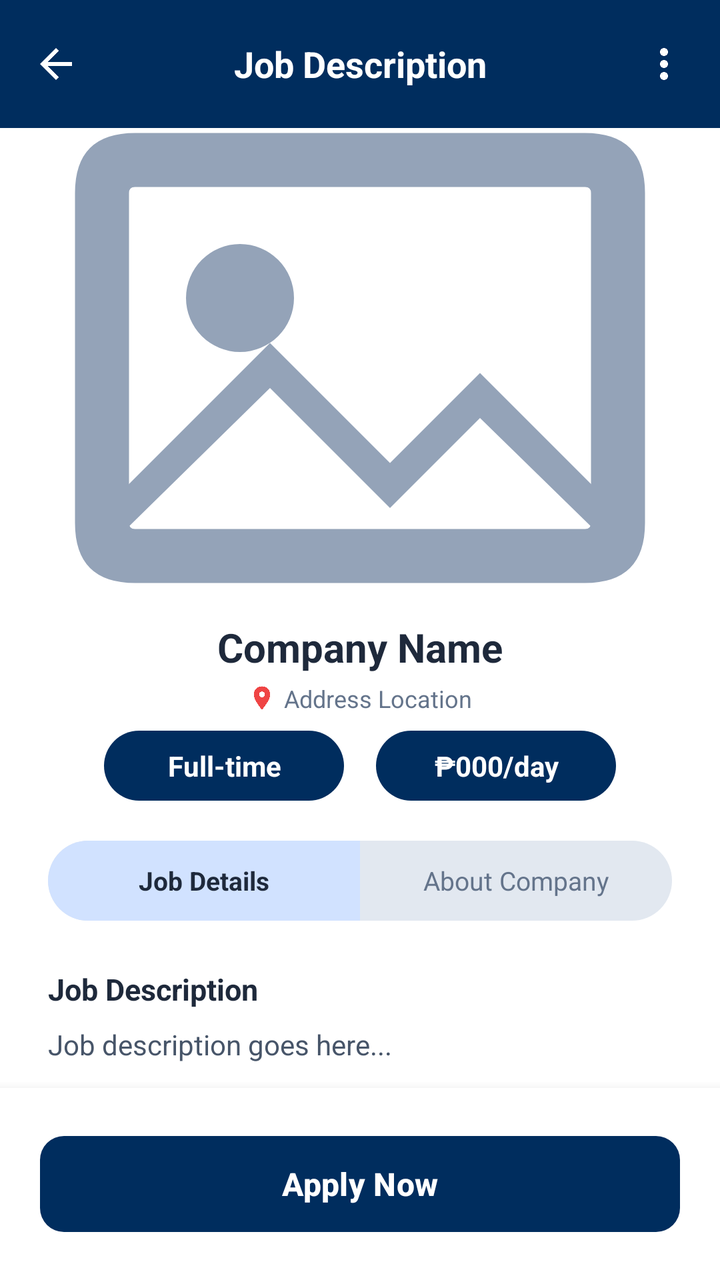
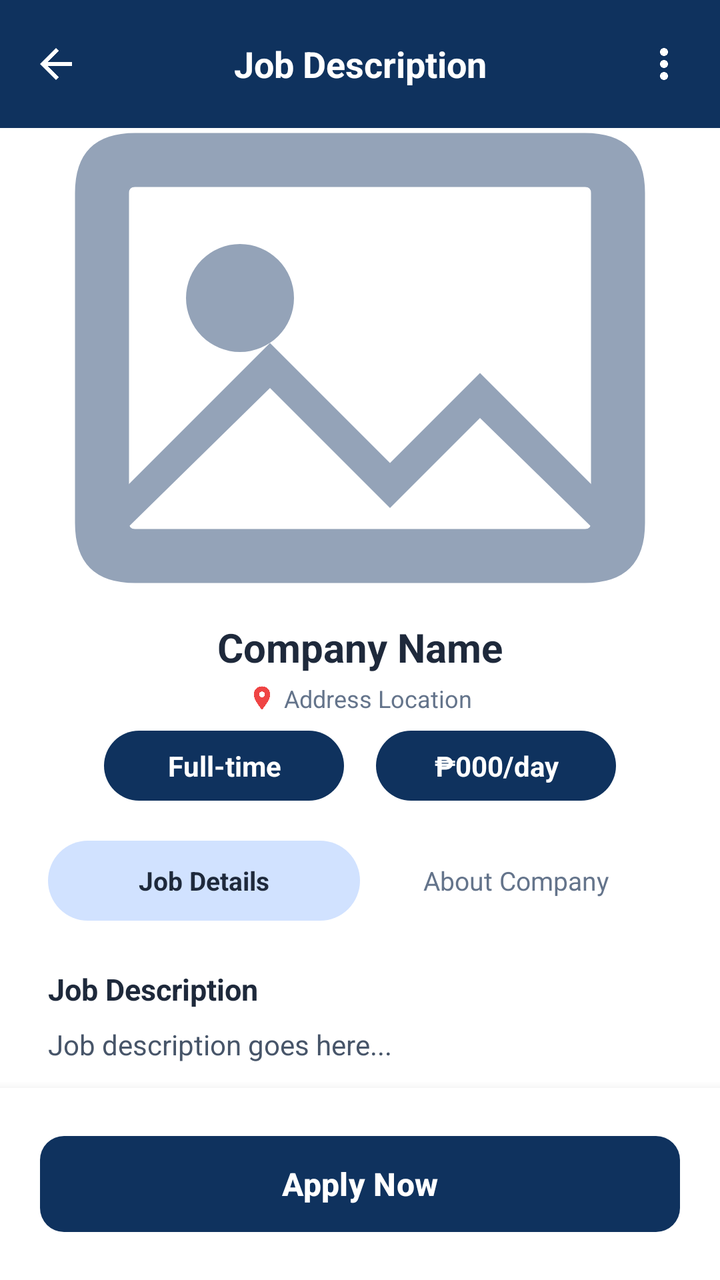

Screens rendered from an Android XML layout before and after an edit, with the pre-edit source and the edit as a unified diff.
<!-- AndroidManifest.xml: application theme Theme.Newtacks -->
<!-- res/layout/activity_hiring_details.xml -->
<?xml version="1.0" encoding="utf-8"?>
<RelativeLayout
    xmlns:android="http://schemas.android.com/apk/res/android"
    xmlns:app="http://schemas.android.com/apk/res-auto"
    xmlns:tools="http://schemas.android.com/tools"
    android:layout_width="match_parent"
    android:layout_height="match_parent"
    android:background="#FFFFFF">

    
    <View
        android:id="@+id/statusBarSpacer"
        android:layout_width="match_parent"
        android:layout_height="0dp"
        android:background="#002D5E" />

    
    <androidx.appcompat.widget.Toolbar
        android:id="@+id/toolbar"
        android:layout_width="match_parent"
        android:layout_height="?attr/actionBarSize"
        android:layout_below="@id/statusBarSpacer"
        android:background="#002D5E"
        android:elevation="4dp"
        app:navigationIcon="@drawable/ic_back"
        app:titleTextColor="#FFFFFF">

        <TextView
            android:id="@+id/tvToolbarTitle"
            android:layout_width="wrap_content"
            android:layout_height="wrap_content"
            android:layout_gravity="center"
            android:text="Job Description"
            android:textColor="#FFFFFF"
            android:textSize="18sp"
            android:textStyle="bold" />

        <ImageView
            android:layout_width="24dp"
            android:layout_height="24dp"
            android:layout_gravity="end"
            android:layout_marginEnd="16dp"
            android:src="@drawable/ic_more_vert"
            app:tint="#FFFFFF" />

    </androidx.appcompat.widget.Toolbar>

    
    <androidx.core.widget.NestedScrollView
        android:layout_width="match_parent"
        android:layout_height="match_parent"
        android:layout_below="@id/toolbar"
        android:layout_above="@+id/layoutFooter"
        android:fillViewport="true">

        <LinearLayout
            android:layout_width="match_parent"
            android:layout_height="wrap_content"
            android:orientation="vertical">

            
            <FrameLayout
                android:layout_width="match_parent"
                android:layout_height="230dp">

                
                <ImageView
                    android:id="@+id/ivMainJobImage"
                    android:layout_width="match_parent"
                    android:layout_height="match_parent"
                    android:scaleType="centerCrop"
                    android:src="@drawable/bg_image_placeholder" />

                
                <LinearLayout
                    android:id="@+id/layoutCarouselControls"
                    android:layout_width="match_parent"
                    android:layout_height="wrap_content"
                    android:layout_gravity="center_vertical"
                    android:orientation="horizontal"
                    android:paddingHorizontal="16dp">
                    <ImageView
                        android:id="@+id/btnPrevImage"
                        android:layout_width="24dp"
                        android:layout_height="24dp"
                        android:src="@drawable/ic_back"
                        app:tint="#FFFFFF"
                        android:alpha="0.8" />
                    <View android:layout_width="0dp" android:layout_height="0dp" android:layout_weight="1" />
                    <ImageView
                        android:id="@+id/btnNextImage"
                        android:layout_width="24dp"
                        android:layout_height="24dp"
                        android:rotation="180"
                        android:src="@drawable/ic_back"
                        app:tint="#FFFFFF"
                        android:alpha="0.8" />
                </LinearLayout>

                
                <com.google.android.material.imageview.ShapeableImageView
                    android:id="@+id/ivCompanyProfileCircle"
                    android:layout_width="120dp"
                    android:layout_height="120dp"
                    android:layout_gravity="center"
                    android:scaleType="centerCrop"
                    android:src="@drawable/ic_user_placeholder"
                    android:visibility="gone"
                    app:shapeAppearanceOverlay="@style/CircleImage"
                    app:strokeColor="#FFFFFF"
                    app:strokeWidth="4dp" />
            </FrameLayout>

            
            <LinearLayout
                android:layout_width="match_parent"
                android:layout_height="wrap_content"
                android:orientation="vertical"
                android:gravity="center"
                android:paddingTop="16dp"
                android:paddingBottom="8dp">

                <TextView
                    android:id="@+id/tvCompanyName"
                    android:layout_width="wrap_content"
                    android:layout_height="wrap_content"
                    android:text="Company Name"
                    android:textColor="#1E293B"
                    android:textSize="20sp"
                    android:textStyle="bold" />

                <LinearLayout
                    android:layout_width="wrap_content"
                    android:layout_height="wrap_content"
                    android:orientation="horizontal"
                    android:gravity="center"
                    android:layout_marginTop="4dp">
                    <ImageView
                        android:layout_width="14dp"
                        android:layout_height="14dp"
                        android:src="@drawable/ic_location"
                        app:tint="#EF4444"
                        android:layout_marginEnd="4dp" />
                    <TextView
                        android:id="@+id/tvLocation"
                        android:layout_width="wrap_content"
                        android:layout_height="wrap_content"
                        android:text="Address Location"
                        android:textColor="#64748B"
                        android:textSize="12sp" />
                </LinearLayout>
            </LinearLayout>

            
            <LinearLayout
                android:layout_width="match_parent"
                android:layout_height="wrap_content"
                android:orientation="horizontal"
                android:gravity="center"
                android:layout_marginBottom="20dp">

                <TextView
                    android:id="@+id/tvBadgeType"
                    android:layout_width="120dp"
                    android:layout_height="wrap_content"
                    android:background="@drawable/bg_badge_blue"
                    android:backgroundTint="#002D5E"
                    android:gravity="center"
                    android:paddingVertical="8dp"
                    android:text="Full-time"
                    android:textColor="#FFFFFF"
                    android:textSize="14sp"
                    android:textStyle="bold"
                    android:layout_marginEnd="16dp" />

                <TextView
                    android:id="@+id/tvBadgeRate"
                    android:layout_width="120dp"
                    android:layout_height="wrap_content"
                    android:background="@drawable/bg_badge_blue"
                    android:backgroundTint="#002D5E"
                    android:gravity="center"
                    android:paddingVertical="8dp"
                    android:text="₱000/day"
                    android:textColor="#FFFFFF"
                    android:textSize="14sp"
                    android:textStyle="bold" />
            </LinearLayout>

            
            <LinearLayout
                android:layout_width="match_parent"
                android:layout_height="40dp"
                android:layout_marginHorizontal="24dp"
                android:background="@drawable/bg_tab_container"
                android:orientation="horizontal">

                <TextView
                    android:id="@+id/tabJobDetails"
                    android:layout_width="0dp"
                    android:layout_height="match_parent"
                    android:layout_weight="1"
                    android:background="@drawable/bg_tab_left_selected"
                    android:gravity="center"
                    android:text="Job Details"
                    android:textColor="#1E293B"
                    android:textSize="13sp"
                    android:textStyle="bold" />

                <TextView
                    android:id="@+id/tabAboutCompany"
                    android:layout_width="0dp"
                    android:layout_height="match_parent"
                    android:layout_weight="1"
                    android:gravity="center"
                    android:text="About Company"
                    android:textColor="#64748B"
                    android:textSize="13sp" />

                <TextView
                    android:id="@+id/tabApplicants"
                    android:layout_width="0dp"
                    android:layout_height="match_parent"
                    android:layout_weight="1"
                    android:gravity="center"
                    android:text="Applicants"
                    android:textColor="#64748B"
                    android:textSize="13sp"
                    android:visibility="gone" />

            </LinearLayout>

            
            <FrameLayout
                android:layout_width="match_parent"
                android:layout_height="wrap_content"
                android:padding="24dp">

                
                <LinearLayout
                    android:id="@+id/layoutJobDetailsContent"
                    android:layout_width="match_parent"
                    android:layout_height="wrap_content"
                    android:orientation="vertical">

                    <TextView
                        android:layout_width="wrap_content"
                        android:layout_height="wrap_content"
                        android:text="Job Description"
                        android:textColor="#1E293B"
                        android:textSize="15sp"
                        android:textStyle="bold"
                        android:layout_marginBottom="8dp" />

                    <TextView
                        android:id="@+id/tvDescription"
                        android:layout_width="match_parent"
                        android:layout_height="wrap_content"
                        android:text="Job description goes here..."
                        android:textColor="#475569"
                        android:textSize="14sp"
                        android:lineSpacingExtra="4dp"
                        android:layout_marginBottom="20dp" />

                    <TextView
                        android:layout_width="wrap_content"
                        android:layout_height="wrap_content"
                        android:text="Responsibilities"
                        android:textColor="#1E293B"
                        android:textSize="15sp"
                        android:textStyle="bold"
                        android:layout_marginBottom="8dp" />

                    <TextView
                        android:id="@+id/tvResponsibilities"
                        android:layout_width="match_parent"
                        android:layout_height="wrap_content"
                        android:text="Responsibilities go here..."
                        android:textColor="#475569"
                        android:textSize="14sp"
                        android:lineSpacingExtra="4dp"
                        android:layout_marginBottom="20dp" />

                    <TextView
                        android:layout_width="wrap_content"
                        android:layout_height="wrap_content"
                        android:text="Services"
                        android:textColor="#1E293B"
                        android:textSize="15sp"
                        android:textStyle="bold"
                        android:layout_marginBottom="12dp" />

                    <com.google.android.material.chip.ChipGroup
                        android:id="@+id/chipGroupServices"
                        android:layout_width="match_parent"
                        android:layout_height="wrap_content"
                        app:chipSpacingHorizontal="8dp" />

                </LinearLayout>

                
                <LinearLayout
                    android:id="@+id/layoutAboutCompanyContent"
                    android:layout_width="match_parent"
                    android:layout_height="wrap_content"
                    android:orientation="vertical"
                    android:visibility="gone">

                    <TextView
                        android:layout_width="wrap_content"
                        android:layout_height="wrap_content"
                        android:text="About Us"
                        android:textColor="#1E293B"
                        android:textSize="15sp"
                        android:textStyle="bold"
                        android:layout_marginBottom="8dp" />

                    <TextView
                        android:id="@+id/tvAboutUs"
                        android:layout_width="match_parent"
                        android:layout_height="wrap_content"
                        android:text="Company bio goes here..."
                        android:textColor="#475569"
                        android:textSize="14sp"
                        android:lineSpacingExtra="4dp"
                        android:layout_marginBottom="24dp" />

                    <TextView
                        android:layout_width="wrap_content"
                        android:layout_height="wrap_content"
                        android:text="Contact Info"
                        android:textColor="#1E293B"
                        android:textSize="15sp"
                        android:textStyle="bold"
                        android:layout_marginBottom="12dp" />

                    <LinearLayout
                        android:layout_width="match_parent"
                        android:layout_height="wrap_content"
                        android:orientation="horizontal"
                        android:gravity="center_vertical"
                        android:layout_marginBottom="12dp">
                        <ImageView
                            android:layout_width="18dp"
                            android:layout_height="18dp"
                            android:src="@drawable/ic_inbox"
                            app:tint="#64748B"
                            android:layout_marginEnd="12dp" />
                        <TextView
                            android:id="@+id/tvCompanyEmail"
                            android:layout_width="wrap_content"
                            android:layout_height="wrap_content"
                            android:text="email@company.com"
                            android:textColor="#475569"
                            android:textSize="14sp" />
                    </LinearLayout>

                    <LinearLayout
                        android:layout_width="match_parent"
                        android:layout_height="wrap_content"
                        android:orientation="horizontal"
                        android:gravity="center_vertical"
                        android:layout_marginBottom="24dp">
                        <ImageView
                            android:layout_width="18dp"
                            android:layout_height="18dp"
                            android:src="@drawable/ic_phone"
                            app:tint="#64748B"
                            android:layout_marginEnd="12dp" />
                        <TextView
                            android:id="@+id/tvCompanyPhone"
                            android:layout_width="wrap_content"
                            android:layout_height="wrap_content"
                            android:text="0912-345-6789"
                            android:textColor="#475569"
                            android:textSize="14sp" />
                    </LinearLayout>

                    <TextView
                        android:layout_width="wrap_content"
                        android:layout_height="wrap_content"
                        android:text="External Links"
                        android:textColor="#1E293B"
                        android:textSize="15sp"
                        android:textStyle="bold"
                        android:layout_marginBottom="12dp" />

                    <LinearLayout
                        android:layout_width="match_parent"
                        android:layout_height="wrap_content"
                        android:orientation="horizontal"
                        android:gravity="center_vertical">
                        <ImageView
                            android:layout_width="18dp"
                            android:layout_height="18dp"
                            android:src="@drawable/ic_location"
                            app:tint="#64748B"
                            android:layout_marginEnd="12dp" />
                        <TextView
                            android:id="@+id/tvCompanyWebsite"
                            android:layout_width="wrap_content"
                            android:layout_height="wrap_content"
                            android:text="www.companywebsite.com"
                            android:textColor="#475569"
                            android:textSize="14sp" />
                    </LinearLayout>

                </LinearLayout>

                
                <LinearLayout
                    android:id="@+id/layoutApplicantsContent"
                    android:layout_width="match_parent"
                    android:layout_height="wrap_content"
                    android:orientation="vertical"
                    android:visibility="gone">

                    <TextView
                        android:id="@+id/tvApplicantStats"
                        android:layout_width="wrap_content"
                        android:layout_height="wrap_content"
                        android:text="0 of 1 positions filled"
                        android:textColor="#1E293B"
                        android:textSize="15sp"
                        android:textStyle="bold"
                        android:layout_marginBottom="16dp" />

                    <androidx.recyclerview.widget.RecyclerView
                        android:id="@+id/rvApplicants"
                        android:layout_width="match_parent"
                        android:layout_height="wrap_content"
                        android:nestedScrollingEnabled="false"
                        tools:listitem="@layout/item_applicant" />

                </LinearLayout>

            </FrameLayout>

        </LinearLayout>
    </androidx.core.widget.NestedScrollView>

    
    <LinearLayout
        android:id="@+id/layoutFooter"
        android:layout_width="match_parent"
        android:layout_height="wrap_content"
        android:layout_alignParentBottom="true"
        android:padding="20dp"
        android:background="#FFFFFF"
        android:elevation="8dp">

        <com.google.android.material.button.MaterialButton
            android:id="@+id/btnApply"
            android:layout_width="match_parent"
            android:layout_height="56dp"
            android:text="Apply Now"
            android:textColor="#FFFFFF"
            android:textSize="16sp"
            android:textStyle="bold"
            app:cornerRadius="12dp"
            app:backgroundTint="#002D5E" />
    </LinearLayout>

    
    <FrameLayout
        android:id="@+id/loadingOverlay"
        android:layout_width="match_parent"
        android:layout_height="match_parent"
        android:background="#80000000"
        android:visibility="gone"
        android:clickable="true"
        android:focusable="true">

        <LinearLayout
            android:layout_width="wrap_content"
            android:layout_height="wrap_content"
            android:orientation="vertical"
            android:gravity="center"
            android:padding="24dp"
            android:background="@drawable/bg_card"
            android:layout_gravity="center">

            <ProgressBar
                android:layout_width="wrap_content"
                android:layout_height="wrap_content"
                android:indeterminateTint="#004A99"
                android:layout_marginBottom="16dp" />

            <TextView
                android:id="@+id/tvLoadingMessage"
                android:layout_width="wrap_content"
                android:layout_height="wrap_content"
                android:text="Loading..."
                android:textColor="#1E293B"
                android:textStyle="bold" />

        </LinearLayout>
    </FrameLayout>

</RelativeLayout>
<!-- res/layout/item_applicant.xml (included above) -->
<?xml version="1.0" encoding="utf-8"?>
<LinearLayout
    xmlns:android="http://schemas.android.com/apk/res/android"
    xmlns:app="http://schemas.android.com/apk/res-auto"
    android:layout_width="match_parent"
    android:layout_height="wrap_content"
    android:orientation="horizontal"
    android:background="@drawable/bg_card_white"
    android:layout_marginBottom="8dp"
    android:padding="16dp"
    android:gravity="center_vertical">

    <com.google.android.material.imageview.ShapeableImageView
        android:id="@+id/ivApplicantProfile"
        android:layout_width="48dp"
        android:layout_height="48dp"
        android:src="@drawable/ic_person_placeholder"
        app:shapeAppearanceOverlay="@style/ShapeAppearance.Material3.Corner.Full"
        android:scaleType="centerCrop" />

    <LinearLayout
        android:layout_width="0dp"
        android:layout_height="wrap_content"
        android:layout_weight="1"
        android:orientation="vertical"
        android:layout_marginStart="16dp">

        <TextView
            android:id="@+id/tvApplicantName"
            android:layout_width="wrap_content"
            android:layout_height="wrap_content"
            android:text="Worker Name"
            android:textColor="#1E293B"
            android:textSize="15sp"
            android:textStyle="bold" />

        <TextView
            android:id="@+id/tvApplicantRating"
            android:layout_width="wrap_content"
            android:layout_height="wrap_content"
            android:text="⭐ 0.0"
            android:textColor="#F59E0B"
            android:textSize="12sp"
            android:layout_marginTop="2dp" />
    </LinearLayout>

    <com.google.android.material.button.MaterialButton
        android:id="@+id/btnViewProfile"
        style="@style/Widget.MaterialComponents.Button.TextButton"
        android:layout_width="wrap_content"
        android:layout_height="wrap_content"
        android:text="Profile"
        android:textSize="12sp"
        android:textColor="#004A99" />

</LinearLayout>
<!-- resources referenced by this layout -->
<resources>
  <!-- drawable bg_badge_blue (drawable) -->
  <?xml version="1.0" encoding="utf-8"?>
  <shape xmlns:android="http://schemas.android.com/apk/res/android"
      android:shape="rectangle">
      <solid android:color="#0F325E" />
      <corners android:radius="20dp" />
  </shape>
  <!-- drawable bg_card (drawable) -->
  <?xml version="1.0" encoding="utf-8"?>
  <shape xmlns:android="http://schemas.android.com/apk/res/android"
      android:shape="rectangle">
      <solid android:color="#FFFFFF" />
      <corners android:radius="15dp" />
      <stroke android:width="1dp" android:color="#E2E8F0" />
  </shape>
  <!-- drawable bg_card_white (drawable) -->
  <?xml version="1.0" encoding="utf-8"?>
  <shape xmlns:android="http://schemas.android.com/apk/res/android"
      android:shape="rectangle">
      <solid android:color="#FFFFFF" />
      <corners android:radius="12dp" />
      <stroke
          android:width="1dp"
          android:color="#E2E8F0" />
  </shape>
  <!-- drawable bg_tab_container (drawable) -->
  <?xml version="1.0" encoding="utf-8"?>
  <shape xmlns:android="http://schemas.android.com/apk/res/android">
      <solid android:color="#E2E8F0" />
      <corners android:radius="20dp" />
  </shape>
  <!-- drawable bg_tab_left_selected (drawable) -->
  <?xml version="1.0" encoding="utf-8"?>
  <shape xmlns:android="http://schemas.android.com/apk/res/android">
      <solid android:color="#D1E2FF" />
      <corners android:topLeftRadius="20dp" android:bottomLeftRadius="20dp" />
  </shape>
  <!-- drawable ic_back (drawable) -->
  <?xml version="1.0" encoding="utf-8"?>
  <vector xmlns:android="http://schemas.android.com/apk/res/android"
      android:width="24dp"
      android:height="24dp"
      android:viewportWidth="24"
      android:viewportHeight="24">
      <path
          android:fillColor="#FFFFFF"
          android:pathData="M20,11H7.83l5.59,-5.59L12,4l-8,8 8,8 1.41,-1.41L7.83,13H20v-2z"/>
  </vector>
  <!-- drawable ic_location (drawable) -->
  <?xml version="1.0" encoding="utf-8"?>
  <vector xmlns:android="http://schemas.android.com/apk/res/android"
      android:width="24dp"
      android:height="24dp"
      android:viewportWidth="24"
      android:viewportHeight="24">
      <path
          android:fillColor="#FFFFFF"
          android:pathData="M12,2C8.13,2 5,5.13 5,9c0,5.25 7,13 7,13s7-7.75 7-13C19,5.13 15.87,2 12,2zM12,11.5c-1.38,0-2.5-1.12-2.5-2.5s1.12-2.5 2.5-2.5 2.5,1.12 2.5,2.5-1.12,2.5-2.5,2.5z"/>
  </vector>
  <!-- drawable ic_more_vert (drawable) -->
  <vector xmlns:android="http://schemas.android.com/apk/res/android"
      android:width="24dp"
      android:height="24dp"
      android:viewportWidth="24"
      android:viewportHeight="24"
      android:tint="#FFFFFF">
      <path
          android:fillColor="@android:color/white"
          android:pathData="M12,8c1.1,0 2,-0.9 2,-2s-0.9,-2 -2,-2 -2,0.9 -2,2 0.9,2 2,2zM12,10c-1.1,0 -2,0.9 -2,2s0.9,2 2,2 2,-0.9 2,-2 -0.9,-2 -2,-2zM12,16c-1.1,0 -2,0.9 -2,2s0.9,2 2,2 2,-0.9 2,-2 -0.9,-2 -2,-2z" />
  </vector>
  <!-- drawable ic_user_placeholder (drawable) -->
  <vector xmlns:android="http://schemas.android.com/apk/res/android"
      android:width="24dp"
      android:height="24dp"
      android:viewportWidth="24"
      android:viewportHeight="24">
      <path
          android:fillColor="#94A3B8"
          android:pathData="M12,12c2.21,0 4,-1.79 4,-4s-1.79,-4 -4,-4 -4,1.79 -4,4 1.79,4 4,4zM12,14c-2.67,0 -8,1.34 -8,4v2h16v-2c0,-2.66 -5.33,-4 -8,-4z" />
  </vector>
  <style name="CircleImage" parent="">
          <item name="cornerFamily">rounded</item>
          <item name="cornerSize">50%</item>
      </style>
  <style name="Theme.Newtacks" parent="Base.Theme.Newtacks" />
  <!-- unchanged entries left out for length: 5 -->
</resources>

<!-- the commit's change to res/layout/activity_hiring_details.xml (unified diff, before → after) -->
@@ -12,7 +12,7 @@
         android:id="@+id/statusBarSpacer"
         android:layout_width="match_parent"
         android:layout_height="0dp"
-        android:background="#002D5E" />
+        android:background="#0F325E" />
 
     
     <androidx.appcompat.widget.Toolbar
@@ -20,7 +20,7 @@
         android:layout_width="match_parent"
         android:layout_height="?attr/actionBarSize"
         android:layout_below="@id/statusBarSpacer"
-        android:background="#002D5E"
+        android:background="#0F325E"
         android:elevation="4dp"
         app:navigationIcon="@drawable/ic_back"
         app:titleTextColor="#FFFFFF">
@@ -133,7 +133,7 @@
                     android:layout_width="wrap_content"
                     android:layout_height="wrap_content"
                     android:orientation="horizontal"
-                    android:gravity="center"
+                    android:gravity="center_vertical"
                     android:layout_marginTop="4dp">
                     <ImageView
                         android:layout_width="14dp"
@@ -164,7 +164,7 @@
                     android:layout_width="120dp"
                     android:layout_height="wrap_content"
                     android:background="@drawable/bg_badge_blue"
-                    android:backgroundTint="#002D5E"
+                    android:backgroundTint="#0F325E"
                     android:gravity="center"
                     android:paddingVertical="8dp"
                     android:text="Full-time"
@@ -178,7 +178,7 @@
                     android:layout_width="120dp"
                     android:layout_height="wrap_content"
                     android:background="@drawable/bg_badge_blue"
-                    android:backgroundTint="#002D5E"
+                    android:backgroundTint="#0F325E"
                     android:gravity="center"
                     android:paddingVertical="8dp"
                     android:text="₱000/day"
@@ -192,7 +192,6 @@
                 android:layout_width="match_parent"
                 android:layout_height="40dp"
                 android:layout_marginHorizontal="24dp"
-                android:background="@drawable/bg_tab_container"
                 android:orientation="horizontal">
 
                 <TextView
@@ -200,7 +199,7 @@
                     android:layout_width="0dp"
                     android:layout_height="match_parent"
                     android:layout_weight="1"
-                    android:background="@drawable/bg_tab_left_selected"
+                    android:background="@drawable/bg_tab_selected"
                     android:gravity="center"
                     android:text="Job Details"
                     android:textColor="#1E293B"
@@ -458,7 +457,7 @@
             android:textSize="16sp"
             android:textStyle="bold"
             app:cornerRadius="12dp"
-            app:backgroundTint="#002D5E" />
+            app:backgroundTint="#0F325E" />
     </LinearLayout>
 
     
<!-- resource entries referenced after the edit -->
@@ -25,17 +25,11 @@
           android:width="1dp"
           android:color="#E2E8F0" />
   </shape>
-  <!-- drawable bg_tab_container (drawable) -->
-  <?xml version="1.0" encoding="utf-8"?>
-  <shape xmlns:android="http://schemas.android.com/apk/res/android">
-      <solid android:color="#E2E8F0" />
-      <corners android:radius="20dp" />
-  </shape>
-  <!-- drawable bg_tab_left_selected (drawable) -->
+  <!-- drawable bg_tab_selected (drawable) -->
   <?xml version="1.0" encoding="utf-8"?>
   <shape xmlns:android="http://schemas.android.com/apk/res/android">
       <solid android:color="#D1E2FF" />
-      <corners android:topLeftRadius="20dp" android:bottomLeftRadius="20dp" />
+      <corners android:radius="20dp" />
   </shape>
   <!-- drawable ic_back (drawable) -->
   <?xml version="1.0" encoding="utf-8"?>
